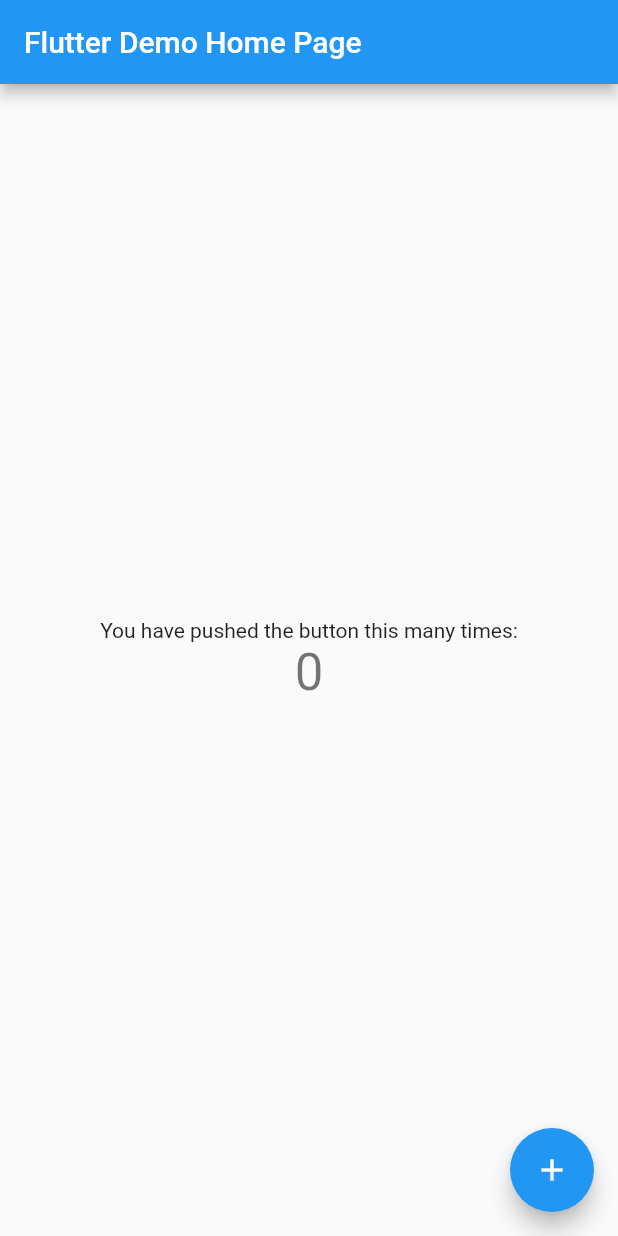
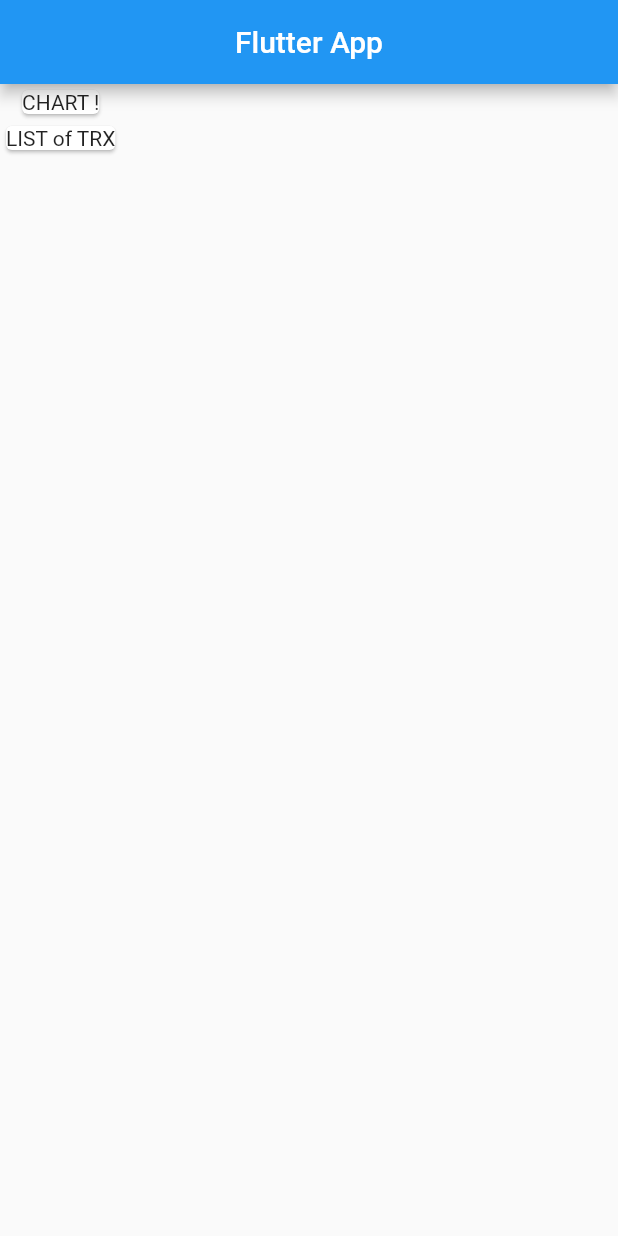
Before and after one commit to sh5800/Flutter-Personal-Expenses-App, a Flutter app: the screen it shows after launch, on a phone screen of 412 x 824 dp. Run offline on Flutter 3.47's test engine with Material 2 defaults, Android fonts, the phone set to English and light mode, and no system bars.

Commit message:
changed main.dart

```diff
--- a/lib/main.dart
+++ b/lib/main.dart
@@ -1,75 +1,36 @@
 import 'package:flutter/material.dart';
 
-void main() {
-  runApp(const MyApp());
-}
+void main() => runApp(MyApp());
 
 class MyApp extends StatelessWidget {
-  const MyApp({Key? key}) : super(key: key);
-
-  // This widget is the root of your application.
   @override
   Widget build(BuildContext context) {
     return MaterialApp(
-      title: 'Flutter Demo',
-      theme: ThemeData(
+      debugShowCheckedModeBanner: false,
 
-        primarySwatch: Colors.blue,
-      ),
-      home: const MyHomePage(title: 'Flutter Demo Home Page'),
+      title: 'Flutter App',
+      home: MyHomePage(),
     );
   }
 }
 
-class MyHomePage extends StatefulWidget {
-  const MyHomePage({Key? key, required this.title}) : super(key: key);
-
-
-
-  final String title;
-
-  @override
-  State<MyHomePage> createState() => _MyHomePageState();
-}
-
-class _MyHomePageState extends State<MyHomePage> {
-  int _counter = 0;
-
-  void _incrementCounter() {
-    setState(() {
-
-      _counter++;
-    });
-  }
-
+class MyHomePage extends StatelessWidget {
   @override
   Widget build(BuildContext context) {
-
     return Scaffold(
       appBar: AppBar(
-
-        title: Text(widget.title),
+        centerTitle: true,
+        title: Text('Flutter App'),
       ),
-      body: Center(
-
-        child: Column(
-
-          mainAxisAlignment: MainAxisAlignment.center,
-          children: <Widget>[
-            const Text(
-              'You have pushed the button this many times:',
-            ),
-            Text(
-              '$_counter',
-              style: Theme.of(context).textTheme.headline4,
-            ),
-          ],
-        ),
-      ),
-      floatingActionButton: FloatingActionButton(
-        onPressed: _incrementCounter,
-        tooltip: 'Increment',
-        child: const Icon(Icons.add),
+      body: Column(
+        children: [
+          Card(
+            child: Text('CHART !'),
+          ),
+          Card(
+            child: Text('LIST of TRX'),
+          ),
+        ],
       ),
     );
   }
```
